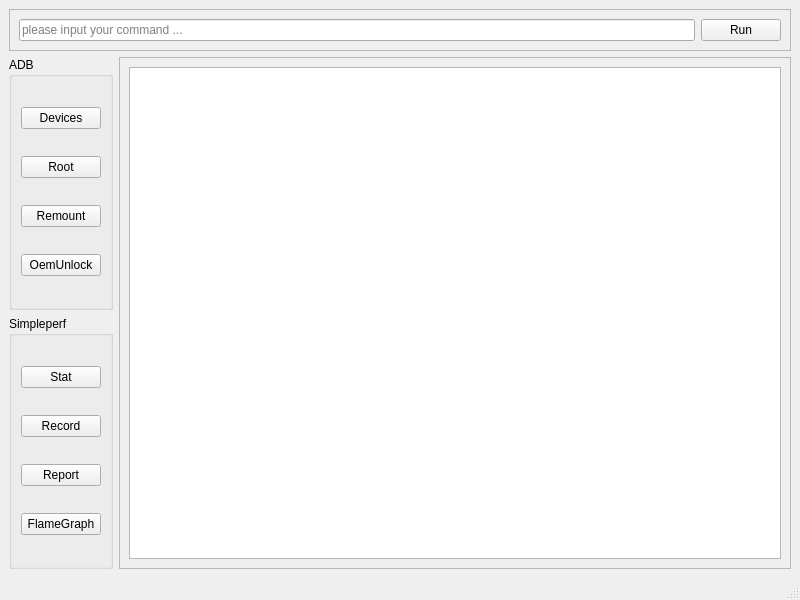
First picture: the form in mainwindow.ui, repository zuoVision/Qt, before the edit.
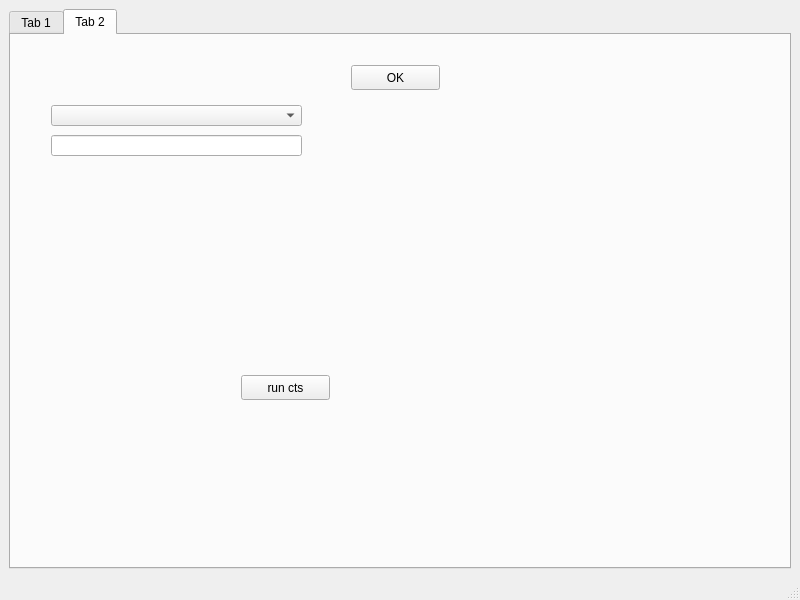
Second picture: the form after the edit. The open tabs and pages were chosen to show the change.

Commit message: 初步实现simpleperf/flamegraph及bash命令等功能

What changed in the file:
```diff
--- a/mainwindow.ui
+++ b/mainwindow.ui
@@ -15,6 +15,16 @@
   </property>
   <widget class="QWidget" name="centralwidget">
    <layout class="QGridLayout" name="gridLayout_4">
+    <item row="0" column="0">
+     <widget class="QTabWidget" name="tabWidget">
+      <property name="currentIndex">
+       <number>0</number>
+      </property>
+      <widget class="QWidget" name="tab_simpleperf">
+       <attribute name="title">
+        <string>Tab 1</string>
+       </attribute>
+       <layout class="QGridLayout" name="gridLayout_6">
     <item row="0" column="0" colspan="2">
      <widget class="QFrame" name="frame">
       <property name="sizePolicy">
@@ -100,8 +110,8 @@
         <rect>
          <x>0</x>
          <y>0</y>
-         <width>659</width>
-         <height>479</height>
+             <width>637</width>
+             <height>430</height>
         </rect>
        </property>
        <layout class="QGridLayout" name="gridLayout_3">
@@ -150,7 +160,76 @@
          </property>
         </widget>
        </item>
-      </layout>
+           <item row="0" column="0">
+            <widget class="QPushButton" name="pushButton_stat">
+             <property name="text">
+              <string>Stat</string>
+             </property>
+            </widget>
+           </item>
+           <item row="4" column="0">
+            <widget class="QPushButton" name="pushButton_doc">
+             <property name="text">
+              <string>Doc</string>
+             </property>
+            </widget>
+           </item>
+          </layout>
+         </widget>
+        </item>
+       </layout>
+      </widget>
+      <widget class="QWidget" name="tab_2">
+       <attribute name="title">
+        <string>Tab 2</string>
+       </attribute>
+       <widget class="QPushButton" name="pushButton_cts">
+        <property name="geometry">
+         <rect>
+          <x>230</x>
+          <y>340</y>
+          <width>89</width>
+          <height>25</height>
+         </rect>
+        </property>
+        <property name="text">
+         <string>run cts</string>
+        </property>
+       </widget>
+       <widget class="QLineEdit" name="lineEdit_search">
+        <property name="geometry">
+         <rect>
+          <x>40</x>
+          <y>100</y>
+          <width>251</width>
+          <height>21</height>
+         </rect>
+        </property>
+       </widget>
+       <widget class="QPushButton" name="pushButton">
+        <property name="geometry">
+         <rect>
+          <x>340</x>
+          <y>30</y>
+          <width>89</width>
+          <height>25</height>
+         </rect>
+        </property>
+        <property name="text">
+         <string>OK</string>
+        </property>
+       </widget>
+       <widget class="QComboBox" name="comboBox">
+        <property name="geometry">
+         <rect>
+          <x>40</x>
+          <y>70</y>
+          <width>251</width>
+          <height>21</height>
+         </rect>
+        </property>
+       </widget>
+      </widget>
      </widget>
     </item>
    </layout>
```
Left out of the diff: 35 changed lines with no effect on the pictures. Lines whose indentation alone changed are shown as unchanged. The commit also changes 12 other files.
